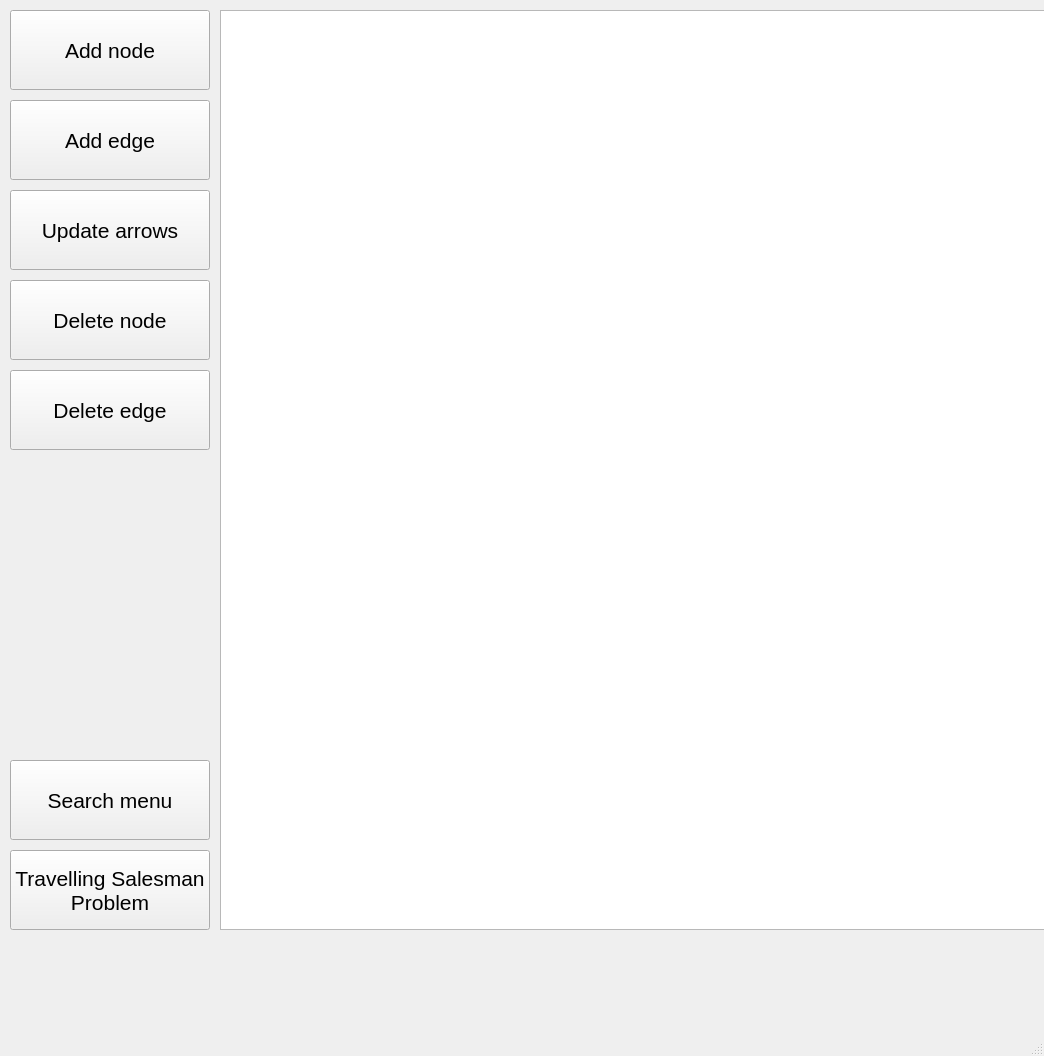
First picture: the form in Sem_2/Labs/graph/GraphGenerator/graphgenerator.ui, repository Meidori/PSTU_Labs_2023, before the edit.
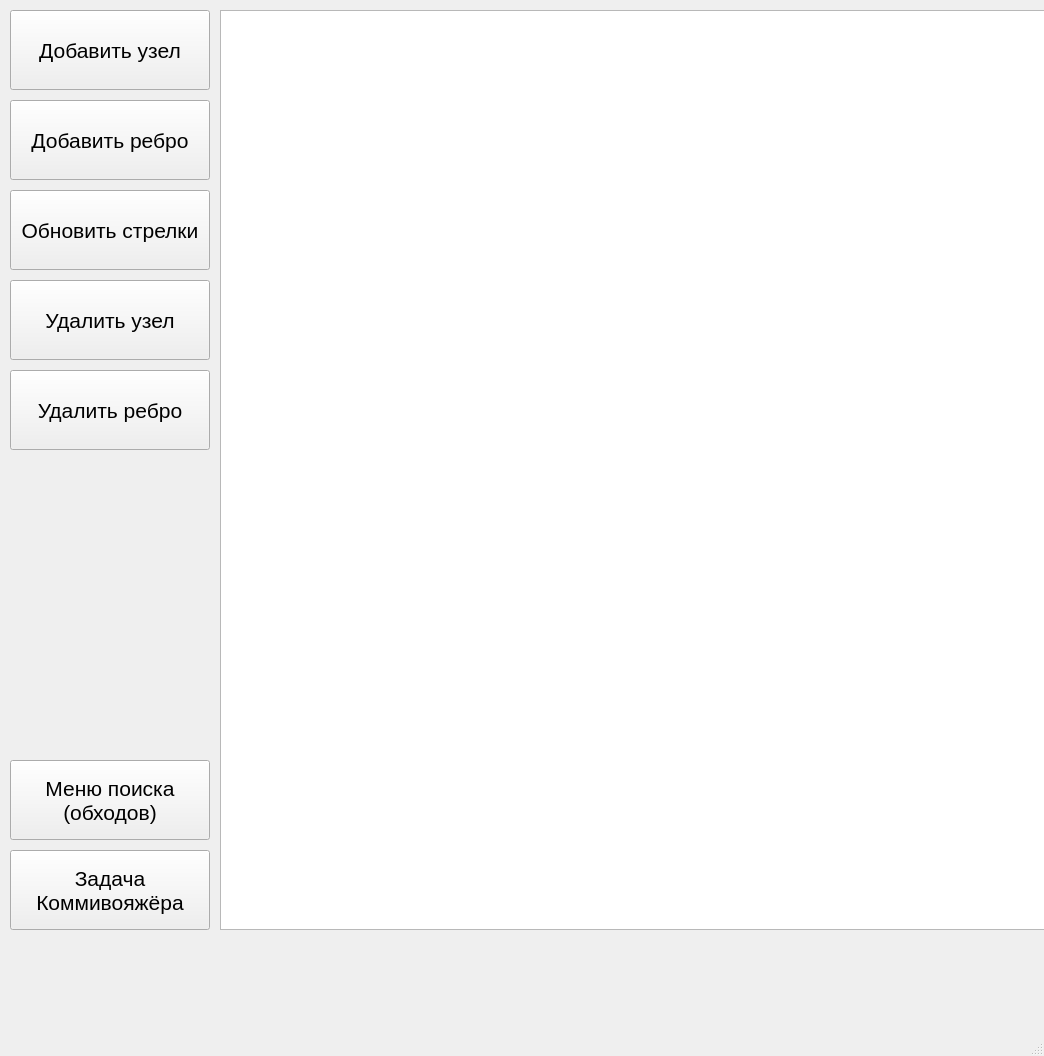
Second picture: the form after the edit.

The edit to the form file:
```diff
--- a/Sem_2/Labs/graph/GraphGenerator/graphgenerator.ui
+++ b/Sem_2/Labs/graph/GraphGenerator/graphgenerator.ui
@@ -29,7 +29,7 @@
      </font>
     </property>
     <property name="text">
-     <string>Add node</string>
+     <string>Добавить узел</string>
     </property>
    </widget>
    <widget class="QPushButton" name="addEdgeBtn">
@@ -47,7 +47,7 @@
      </font>
     </property>
     <property name="text">
-     <string>Add edge</string>
+     <string>Добавить ребро</string>
     </property>
    </widget>
    <widget class="QPushButton" name="updateArrowsBtn">
@@ -65,7 +65,7 @@
      </font>
     </property>
     <property name="text">
-     <string>Update arrows</string>
+     <string>Обновить стрелки</string>
     </property>
    </widget>
    <widget class="QGraphicsView" name="printGraph">
@@ -93,7 +93,7 @@
      </font>
     </property>
     <property name="text">
-     <string>Delete node</string>
+     <string>Удалить узел</string>
     </property>
    </widget>
    <widget class="QPushButton" name="deleteEdgeBtn">
@@ -111,7 +111,7 @@
      </font>
     </property>
     <property name="text">
-     <string>Delete edge</string>
+     <string>Удалить ребро</string>
     </property>
    </widget>
    <widget class="QPushButton" name="searchBtn">
@@ -129,7 +129,8 @@
      </font>
     </property>
     <property name="text">
-     <string>Search menu</string>
+     <string>Меню поиска
+(обходов)</string>
     </property>
    </widget>
    <widget class="QPushButton" name="tspBtn">
@@ -147,8 +148,8 @@
      </font>
     </property>
     <property name="text">
-     <string>Travelling Salesman
-Problem</string>
+     <string>Задача
+Коммивояжёра</string>
     </property>
    </widget>
   </widget>
```
